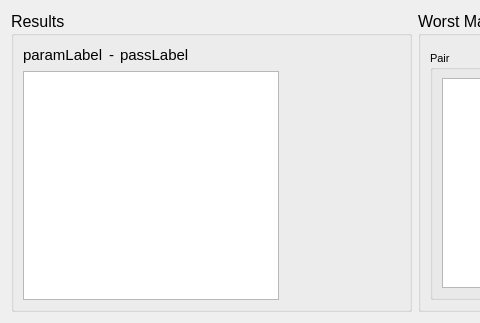
Above: UI/ParameterWidget.ui from Belden-Montreal/SNP-Cable-Analyser before the change; both pictures show x 0 to 480 and y 0 to 323 of the 1237 by 323 pixel window. Below: the same form after it.
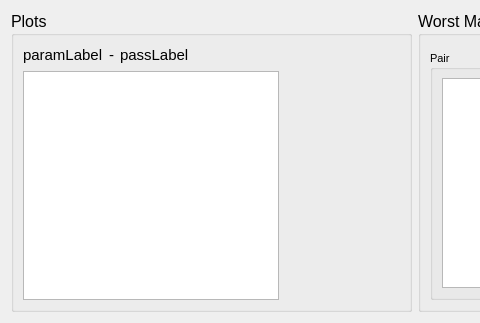
That is the form after the change.

The edit to the form file:
```diff
--- a/UI/ParameterWidget.ui
+++ b/UI/ParameterWidget.ui
@@ -27,7 +27,7 @@
         </font>
        </property>
        <property name="title">
-        <string>Results</string>
+        <string>Plots</string>
        </property>
        <layout class="QHBoxLayout" name="horizontalLayout_12">
         <item>
```
